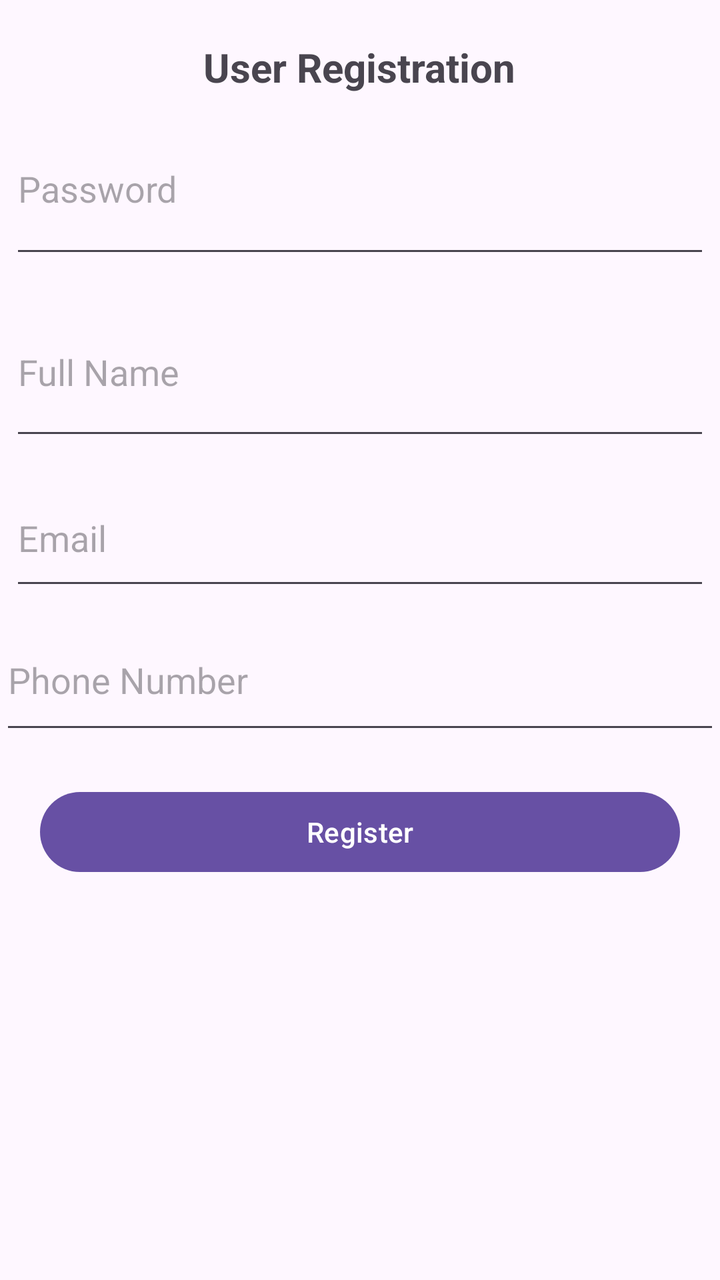
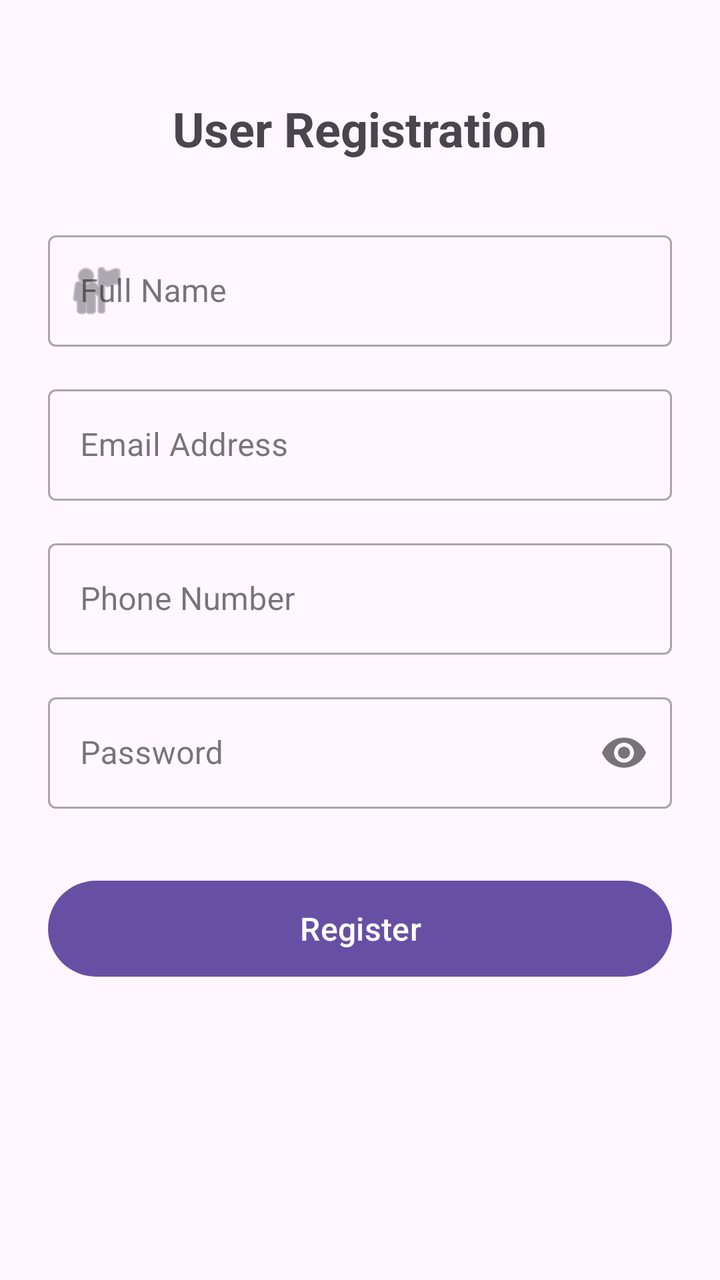

The first picture is an Android layout as it rendered before a commit; the second is the same layout after the commit. The layout source and the unified diff follow.
<!-- AndroidManifest.xml: activity theme Theme.NewApplicationfinalProject -->
<!-- res/layout/activity_register.xml -->
<?xml version="1.0" encoding="utf-8"?>
<LinearLayout xmlns:android="http://schemas.android.com/apk/res/android"
    xmlns:app="http://schemas.android.com/apk/res-auto"
    xmlns:tools="http://schemas.android.com/tools"
    android:id="@+id/main"
    android:layout_width="match_parent"
    android:layout_height="match_parent"
    android:orientation="vertical"
    tools:context=".Model.ViewPkg.RegisterActivity">

    <TextView
        android:id="@+id/textView"
        android:layout_width="wrap_content"
        android:layout_height="wrap_content"
        android:layout_gravity="center"
        android:layout_margin="20dp"
        android:text="User Registration"
        android:textSize="20dp"
        android:textStyle="bold" />

    <EditText
        android:id="@+id/editTextTextMultiLine"
        android:layout_width="match_parent"
        android:layout_height="62dp"
        android:layout_margin="5dp"
        android:ems="10"
        android:gravity="start|top"
        android:hint="Password"
        android:inputType="textMultiLine" />

    <EditText
        android:id="@+id/editTextText"
        android:layout_width="match_parent"
        android:layout_height="81dp"
        android:layout_margin="5dp"
        android:ems="10"
        android:hint="Full Name"
        android:inputType="text" />

    <EditText
        android:id="@+id/editTextText2"
        android:layout_width="match_parent"
        android:layout_height="65dp"
        android:layout_margin="5dp"
        android:ems="10"
        android:hint="Email"
        android:inputType="text" />

    <EditText
        android:id="@+id/editTextText11"
        android:layout_width="match_parent"
        android:layout_height="67dp"
        android:ems="10"
        android:hint="Phone Number"
        android:inputType="text" />

    <Button
        android:id="@+id/btnSaveTask"
        android:layout_width="match_parent"
        android:layout_height="wrap_content"
        android:layout_margin="20dp"
        android:text="Register" />


</LinearLayout>
<!-- resources referenced by this layout -->
<resources>
  <style name="Theme.NewApplicationfinalProject" parent="Base.Theme.NewApplicationfinalProject" />
  <style name="Base.Theme.NewApplicationfinalProject" parent="Theme.Material3.DayNight.NoActionBar">
          
          
      </style>
</resources>

<!-- the commit's change to res/layout/activity_register.xml (unified diff, before → after) -->
@@ -1,65 +1,108 @@
 <?xml version="1.0" encoding="utf-8"?>
-<LinearLayout xmlns:android="http://schemas.android.com/apk/res/android"
+<ScrollView xmlns:android="http://schemas.android.com/apk/res/android"
     xmlns:app="http://schemas.android.com/apk/res-auto"
     xmlns:tools="http://schemas.android.com/tools"
     android:id="@+id/main"
     android:layout_width="match_parent"
     android:layout_height="match_parent"
-    android:orientation="vertical"
+    android:fillViewport="true"
     tools:context=".Model.ViewPkg.RegisterActivity">
 
-    <TextView
-        android:id="@+id/textView"
-        android:layout_width="wrap_content"
-        android:layout_height="wrap_content"
-        android:layout_gravity="center"
-        android:layout_margin="20dp"
-        android:text="User Registration"
-        android:textSize="20dp"
-        android:textStyle="bold" />
-
-    <EditText
-        android:id="@+id/editTextTextMultiLine"
-        android:layout_width="match_parent"
-        android:layout_height="62dp"
-        android:layout_margin="5dp"
-        android:ems="10"
-        android:gravity="start|top"
-        android:hint="Password"
-        android:inputType="textMultiLine" />
-
-    <EditText
-        android:id="@+id/editTextText"
-        android:layout_width="match_parent"
-        android:layout_height="81dp"
-        android:layout_margin="5dp"
-        android:ems="10"
-        android:hint="Full Name"
-        android:inputType="text" />
-
-    <EditText
-        android:id="@+id/editTextText2"
-        android:layout_width="match_parent"
-        android:layout_height="65dp"
-        android:layout_margin="5dp"
-        android:ems="10"
-        android:hint="Email"
-        android:inputType="text" />
-
-    <EditText
-        android:id="@+id/editTextText11"
-        android:layout_width="match_parent"
-        android:layout_height="67dp"
-        android:ems="10"
-        android:hint="Phone Number"
-        android:inputType="text" />
-
-    <Button
-        android:id="@+id/btnSaveTask"
+    <LinearLayout
         android:layout_width="match_parent"
         android:layout_height="wrap_content"
-        android:layout_margin="20dp"
-        android:text="Register" />
+        android:orientation="vertical"
+        android:padding="24dp">
 
+        <TextView
+            android:id="@+id/tvTitle"
+            android:layout_width="wrap_content"
+            android:layout_height="wrap_content"
+            android:layout_gravity="center_horizontal"
+            android:layout_marginTop="24dp"
+            android:layout_marginBottom="32dp"
+            android:text="@string/user_registration"
+            android:textSize="24sp"
+            android:textStyle="bold" />
 
-</LinearLayout>
+        
+        <com.google.android.material.textfield.TextInputLayout
+            android:id="@+id/tilFullName"
+            style="@style/Widget.MaterialComponents.TextInputLayout.OutlinedBox"
+            android:layout_width="match_parent"
+            android:layout_height="wrap_content"
+            android:layout_marginBottom="16dp"
+            android:hint="@string/full_name"
+            app:startIconDrawable="@android:drawable/ic_menu_myplaces">
+
+            <com.google.android.material.textfield.TextInputEditText
+                android:id="@+id/etFullName"
+                android:layout_width="match_parent"
+                android:layout_height="wrap_content"
+                android:inputType="textPersonName"
+                android:maxLines="1" />
+        </com.google.android.material.textfield.TextInputLayout>
+
+        
+        <com.google.android.material.textfield.TextInputLayout
+            android:id="@+id/tilEmail"
+            style="@style/Widget.MaterialComponents.TextInputLayout.OutlinedBox"
+            android:layout_width="match_parent"
+            android:layout_height="wrap_content"
+            android:layout_marginBottom="16dp"
+            android:hint="@string/email">
+
+            <com.google.android.material.textfield.TextInputEditText
+                android:id="@+id/etEmail"
+                android:layout_width="match_parent"
+                android:layout_height="wrap_content"
+                android:inputType="textEmailAddress"
+                android:maxLines="1" />
+        </com.google.android.material.textfield.TextInputLayout>
+
+        
+        <com.google.android.material.textfield.TextInputLayout
+            android:id="@+id/tilPhone"
+            style="@style/Widget.MaterialComponents.TextInputLayout.OutlinedBox"
+            android:layout_width="match_parent"
+            android:layout_height="wrap_content"
+            android:layout_marginBottom="16dp"
+            android:hint="@string/phone">
+
+            <com.google.android.material.textfield.TextInputEditText
+                android:id="@+id/etPhone"
+                android:layout_width="match_parent"
+                android:layout_height="wrap_content"
+                android:inputType="phone"
+                android:maxLines="1" />
+        </com.google.android.material.textfield.TextInputLayout>
+
+        
+        <com.google.android.material.textfield.TextInputLayout
+            android:id="@+id/tilPassword"
+            style="@style/Widget.MaterialComponents.TextInputLayout.OutlinedBox"
+            android:layout_width="match_parent"
+            android:layout_height="wrap_content"
+            android:layout_marginBottom="24dp"
+            android:hint="@string/password"
+            app:endIconMode="password_toggle">
+
+            <com.google.android.material.textfield.TextInputEditText
+                android:id="@+id/etPassword"
+                android:layout_width="match_parent"
+                android:layout_height="wrap_content"
+                android:inputType="textPassword"
+                android:maxLines="1" />
+        </com.google.android.material.textfield.TextInputLayout>
+
+        
+        <Button
+            android:id="@+id/btnRegister"
+            android:layout_width="match_parent"
+            android:layout_height="56dp"
+            android:layout_marginTop="8dp"
+            android:text="@string/register"
+            android:textSize="16sp" />
+
+    </LinearLayout>
+</ScrollView>
<!-- resource entries referenced after the edit -->
@@ -1,5 +1,11 @@
 <!-- resources referenced by this layout -->
 <resources>
+  <string name="email">Email Address</string>
+  <string name="full_name">Full Name</string>
+  <string name="password">Password</string>
+  <string name="phone">Phone Number</string>
+  <string name="register">Register</string>
+  <string name="user_registration">User Registration</string>
   <style name="Theme.NewApplicationfinalProject" parent="Base.Theme.NewApplicationfinalProject" />
   <style name="Base.Theme.NewApplicationfinalProject" parent="Theme.Material3.DayNight.NoActionBar">
           
